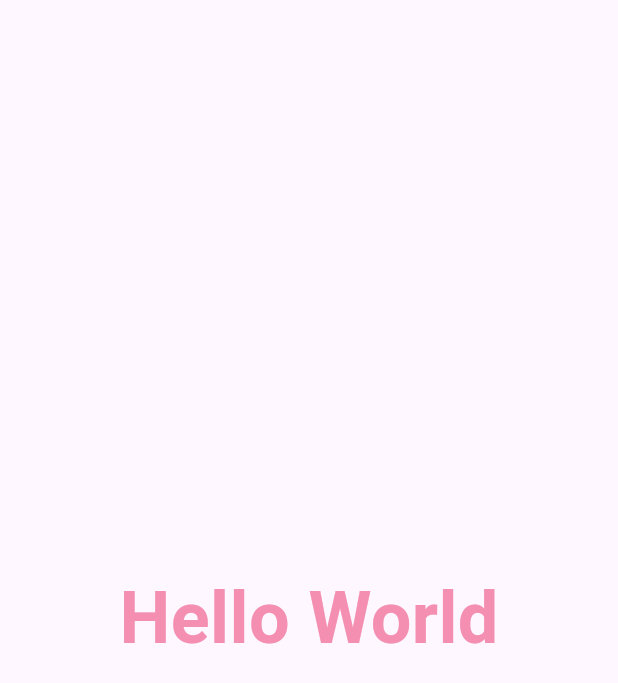
After one commit to you22fy/flutter100, a Flutter app: the screen it shows after launch, on a phone screen of 412 x 824 dp. The commit adds this screen. Shown: the top 683 px of the screen. Run offline on Flutter 3.47's test engine with Material 3 defaults, Android fonts, the light colour scheme and no system bars; our stand-ins replace flutter_hooks, flutter_riverpod.

Commit message:
qiita用に微修正

```diff
--- /dev/null
+++ b/app01_hello_world/lib/hello_world.dart
@@ -0,0 +1,19 @@
+import 'package:flutter/material.dart';
+
+class HelloWorld extends StatelessWidget {
+  const HelloWorld({super.key});
+
+  @override
+  Widget build(BuildContext context) {
+    return Center(
+      child: Text(
+        'Hello World',
+        style: TextStyle(
+          fontSize: 48,
+          color: Colors.pink[200],
+          fontWeight: FontWeight.bold,
+        ),
+      ),
+    );
+  }
+}
```
Also changed, not shown: app01_hello_world/lib/main.dart (+3 -15 lines), app01_hello_world/pubspec.lock.
